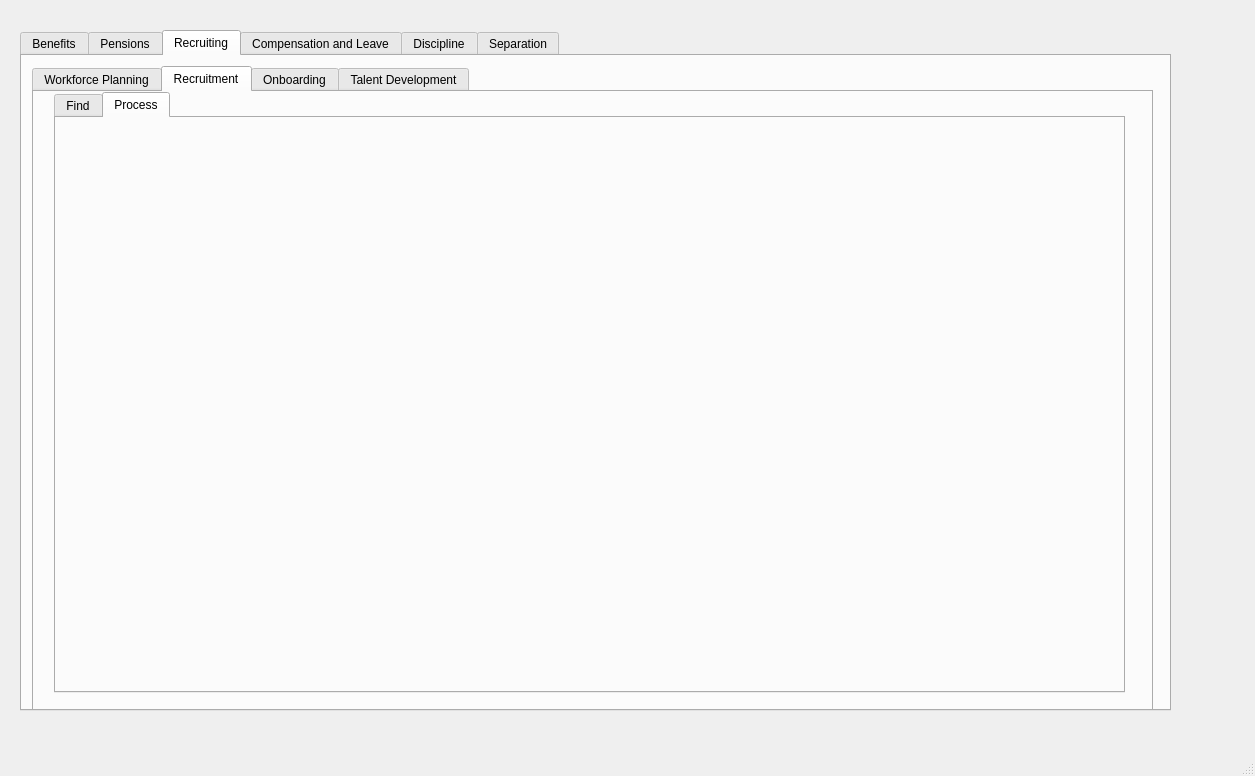
First picture: the form in hrPortal.ui, repository i-Technology/HR_Portal, before the edit.
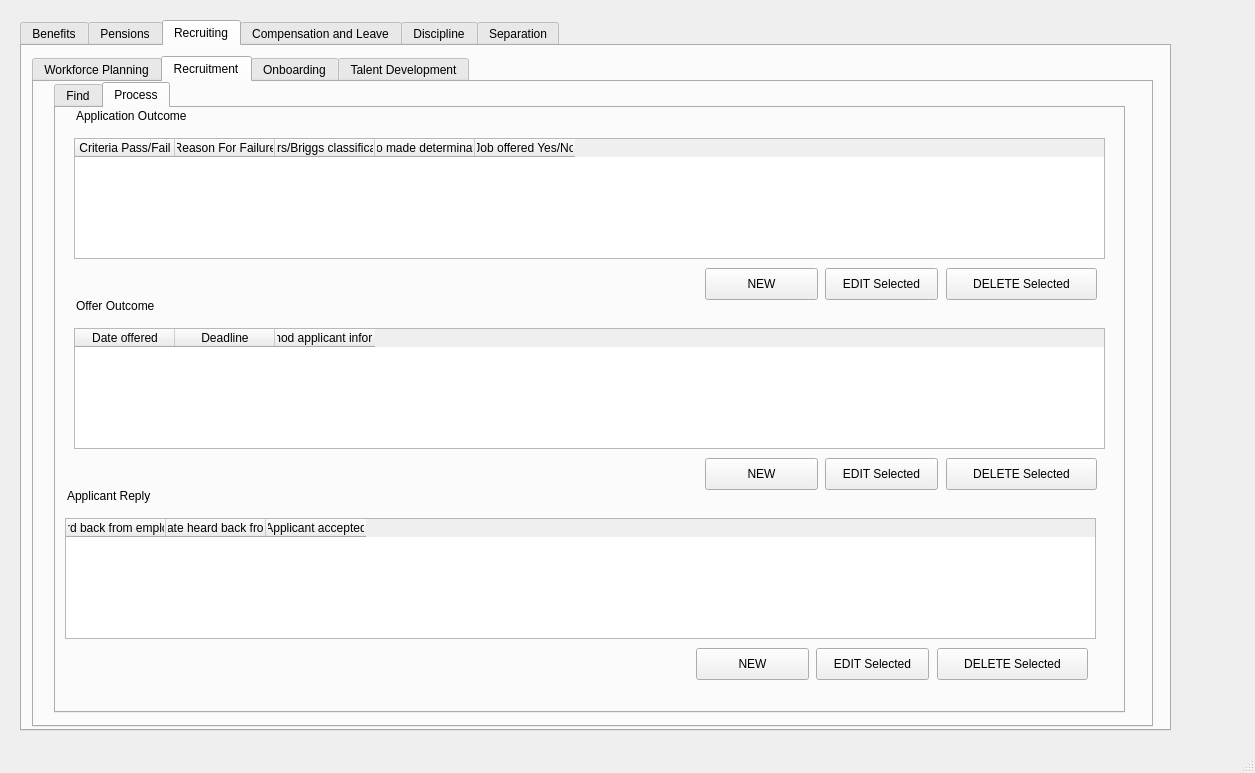
Second picture: the form after the edit. The open tabs and pages were chosen to show the change.

Patch:
```diff
--- a/hrPortal.ui
+++ b/hrPortal.ui
@@ -7,7 +7,7 @@
     <x>0</x>
     <y>0</y>
     <width>1255</width>
-    <height>776</height>
+    <height>773</height>
    </rect>
   </property>
   <property name="windowTitle">
@@ -18,9 +18,9 @@
     <property name="geometry">
      <rect>
       <x>20</x>
-      <y>30</y>
+      <y>20</y>
       <width>1151</width>
-      <height>681</height>
+      <height>711</height>
      </rect>
     </property>
     <property name="currentIndex">
@@ -46,7 +46,7 @@
         <x>10</x>
         <y>10</y>
         <width>1121</width>
-        <height>661</height>
+        <height>671</height>
        </rect>
       </property>
       <property name="currentIndex">
@@ -67,7 +67,7 @@
           <x>20</x>
           <y>0</y>
           <width>1071</width>
-          <height>601</height>
+          <height>631</height>
          </rect>
         </property>
         <property name="currentIndex">
@@ -413,6 +413,253 @@
          <attribute name="title">
           <string>Process</string>
          </attribute>
+         <widget class="QLabel" name="openToHireTableLabel_2">
+          <property name="geometry">
+           <rect>
+            <x>20</x>
+            <y>0</y>
+            <width>191</width>
+            <height>16</height>
+           </rect>
+          </property>
+          <property name="text">
+           <string>Application Outcome</string>
+          </property>
+         </widget>
+         <widget class="QTableWidget" name="openToHireTableWidget_2">
+          <property name="geometry">
+           <rect>
+            <x>18</x>
+            <y>30</y>
+            <width>1031</width>
+            <height>121</height>
+           </rect>
+          </property>
+          <attribute name="verticalHeaderDefaultSectionSize">
+           <number>30</number>
+          </attribute>
+          <column>
+           <property name="text">
+            <string>Criteria Pass/Fail</string>
+           </property>
+          </column>
+          <column>
+           <property name="text">
+            <string>Reason For Failure</string>
+           </property>
+          </column>
+          <column>
+           <property name="text">
+            <string>Myers/Briggs classification</string>
+           </property>
+          </column>
+          <column>
+           <property name="text">
+            <string>Who made determination</string>
+           </property>
+          </column>
+          <column>
+           <property name="text">
+            <string>Job offered Yes/No</string>
+           </property>
+          </column>
+         </widget>
+         <widget class="QPushButton" name="deleteOTHPushButton_2">
+          <property name="geometry">
+           <rect>
+            <x>890</x>
+            <y>160</y>
+            <width>151</width>
+            <height>32</height>
+           </rect>
+          </property>
+          <property name="text">
+           <string>DELETE Selected</string>
+          </property>
+         </widget>
+         <widget class="QPushButton" name="editOTHPushButton_2">
+          <property name="geometry">
+           <rect>
+            <x>769</x>
+            <y>160</y>
+            <width>113</width>
+            <height>32</height>
+           </rect>
+          </property>
+          <property name="text">
+           <string>EDIT Selected</string>
+          </property>
+         </widget>
+         <widget class="QPushButton" name="newOTHPushButton_2">
+          <property name="geometry">
+           <rect>
+            <x>649</x>
+            <y>160</y>
+            <width>113</width>
+            <height>32</height>
+           </rect>
+          </property>
+          <property name="text">
+           <string>NEW</string>
+          </property>
+         </widget>
+         <widget class="QTableWidget" name="openToHireTableWidget_3">
+          <property name="geometry">
+           <rect>
+            <x>18</x>
+            <y>220</y>
+            <width>1031</width>
+            <height>121</height>
+           </rect>
+          </property>
+          <column>
+           <property name="text">
+            <string>Date offered</string>
+           </property>
+          </column>
+          <column>
+           <property name="text">
+            <string>Deadline</string>
+           </property>
+          </column>
+          <column>
+           <property name="text">
+            <string>Method applicant informed</string>
+           </property>
+          </column>
+         </widget>
+         <widget class="QPushButton" name="editOTHPushButton_3">
+          <property name="geometry">
+           <rect>
+            <x>769</x>
+            <y>350</y>
+            <width>113</width>
+            <height>32</height>
+           </rect>
+          </property>
+          <property name="text">
+           <string>EDIT Selected</string>
+          </property>
+         </widget>
+         <widget class="QPushButton" name="deleteOTHPushButton_3">
+          <property name="geometry">
+           <rect>
+            <x>890</x>
+            <y>350</y>
+            <width>151</width>
+            <height>32</height>
+           </rect>
+          </property>
+          <property name="text">
+           <string>DELETE Selected</string>
+          </property>
+         </widget>
+         <widget class="QLabel" name="openToHireTableLabel_3">
+          <property name="geometry">
+           <rect>
+            <x>20</x>
+            <y>190</y>
+            <width>191</width>
+            <height>16</height>
+           </rect>
+          </property>
+          <property name="text">
+           <string>Offer Outcome</string>
+          </property>
+         </widget>
+         <widget class="QPushButton" name="newOTHPushButton_3">
+          <property name="geometry">
+           <rect>
+            <x>649</x>
+            <y>350</y>
+            <width>113</width>
+            <height>32</height>
+           </rect>
+          </property>
+          <property name="text">
+           <string>NEW</string>
+          </property>
+         </widget>
+         <widget class="QPushButton" name="deleteOTHPushButton_4">
+          <property name="geometry">
+           <rect>
+            <x>881</x>
+            <y>540</y>
+            <width>151</width>
+            <height>32</height>
+           </rect>
+          </property>
+          <property name="text">
+           <string>DELETE Selected</string>
+          </property>
+         </widget>
+         <widget class="QTableWidget" name="openToHireTableWidget_4">
+          <property name="geometry">
+           <rect>
+            <x>9</x>
+            <y>410</y>
+            <width>1031</width>
+            <height>121</height>
+           </rect>
+          </property>
+          <property name="showGrid">
+           <bool>true</bool>
+          </property>
+          <column>
+           <property name="text">
+            <string>Heard back from employee</string>
+           </property>
+          </column>
+          <column>
+           <property name="text">
+            <string>Date heard back from</string>
+           </property>
+          </column>
+          <column>
+           <property name="text">
+            <string>Applicant accepted</string>
+           </property>
+          </column>
+         </widget>
+         <widget class="QPushButton" name="newOTHPushButton_4">
+          <property name="geometry">
+           <rect>
+            <x>640</x>
+            <y>540</y>
+            <width>113</width>
+            <height>32</height>
+           </rect>
+          </property>
+          <property name="text">
+           <string>NEW</string>
+          </property>
+         </widget>
+         <widget class="QLabel" name="openToHireTableLabel_4">
+          <property name="geometry">
+           <rect>
+            <x>11</x>
+            <y>380</y>
+            <width>191</width>
+            <height>16</height>
+           </rect>
+          </property>
+          <property name="text">
+           <string>Applicant Reply</string>
+          </property>
+         </widget>
+         <widget class="QPushButton" name="editOTHPushButton_4">
+          <property name="geometry">
+           <rect>
+            <x>760</x>
+            <y>540</y>
+            <width>113</width>
+            <height>32</height>
+           </rect>
+          </property>
+          <property name="text">
+           <string>EDIT Selected</string>
+          </property>
+         </widget>
         </widget>
        </widget>
       </widget>
```
Left out of the diff: 30 changed lines with no effect on the pictures.
